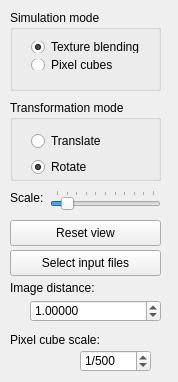
Qt form glxraysim/mainwindow.ui (ulikoehler/xraysim) before a commit.
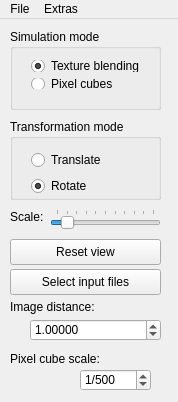
The same form after that commit.

Commit message: Added menu bar with File/Exit item and first code for simple matrix sum-

What changed in the file:
```diff
--- a/glxraysim/mainwindow.ui
+++ b/glxraysim/mainwindow.ui
@@ -7,7 +7,7 @@
     <x>0</x>
     <y>0</y>
     <width>178</width>
-    <height>382</height>
+    <height>402</height>
    </rect>
   </property>
   <property name="windowTitle">
@@ -236,6 +236,40 @@
     </property>
    </widget>
   </widget>
+  <widget class="QMenuBar" name="menuBar">
+   <property name="geometry">
+    <rect>
+     <x>0</x>
+     <y>0</y>
+     <width>178</width>
+     <height>26</height>
+    </rect>
+   </property>
+   <widget class="QMenu" name="fileMenu">
+    <property name="title">
+     <string>File</string>
+    </property>
+    <addaction name="exitAction"/>
+   </widget>
+   <widget class="QMenu" name="extrasMenu">
+    <property name="title">
+     <string>Extras</string>
+    </property>
+    <addaction name="simpleSumUpAction"/>
+   </widget>
+   <addaction name="fileMenu"/>
+   <addaction name="extrasMenu"/>
+  </widget>
+  <action name="exitAction">
+   <property name="text">
+    <string>Exit</string>
+   </property>
+  </action>
+  <action name="simpleSumUpAction">
+   <property name="text">
+    <string>Simple Sum-up</string>
+   </property>
+  </action>
  </widget>
  <layoutdefault spacing="6" margin="11"/>
  <resources/>
```
The commit also changes 2 other files.
